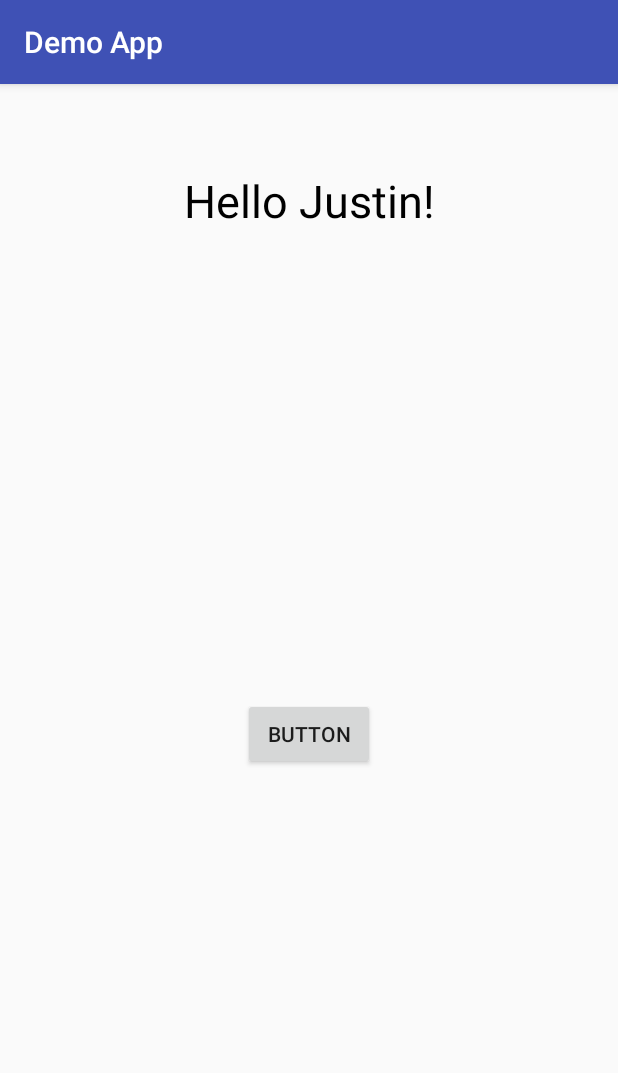
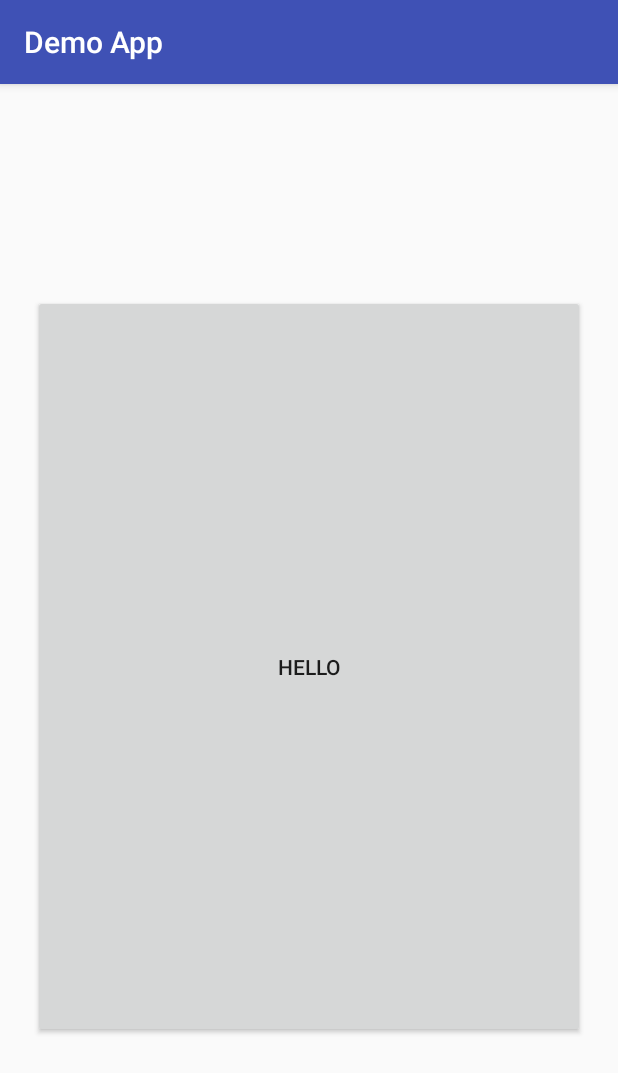
Before and after one commit to JWTappert/android-demo, an Android app: the screen it shows after launch (MainActivity), on a phone screen of 412 x 824 dp. Shown: the top 1073 px of the screen. Run offline under Robolectric (Android 15) with nearby library versions, the phone set to English and light mode, and no system bars.

Commit message:
Setting up gridview

```diff
--- a/app/src/main/res/layout/activity_main.xml
+++ b/app/src/main/res/layout/activity_main.xml
@@ -6,30 +6,34 @@
     android:layout_height="match_parent"
     tools:context="com.example.justi.demoapp.MainActivity">
 
-    <TextView
-        android:id="@+id/textView2"
-        android:layout_width="wrap_content"
-        android:layout_height="wrap_content"
-        android:text="Hello Justin!"
-        android:textColor="@android:color/background_dark"
-        android:textSize="30sp"
-        app:layout_constraintBottom_toBottomOf="parent"
-        app:layout_constraintHorizontal_bias="0.501"
-        app:layout_constraintLeft_toLeftOf="parent"
-        app:layout_constraintRight_toRightOf="parent"
-        app:layout_constraintTop_toTopOf="parent"
-        app:layout_constraintVertical_bias="0.079" />
-
-    <Button
-        android:id="@+id/button"
-        android:layout_width="wrap_content"
-        android:layout_height="wrap_content"
-        android:onClick="clickFunction"
-        android:text="Button"
+    <RelativeLayout
+        android:layout_width="368dp"
+        android:layout_height="495dp"
+        android:layout_marginTop="8dp"
         app:layout_constraintBottom_toBottomOf="parent"
         app:layout_constraintEnd_toEndOf="parent"
         app:layout_constraintHorizontal_bias="0.5"
         app:layout_constraintStart_toStartOf="parent"
-        app:layout_constraintTop_toBottomOf="@+id/textView2" />
+        app:layout_constraintTop_toTopOf="parent">
 
+        <GridLayout
+            android:layout_width="match_parent"
+            android:layout_height="match_parent"
+            android:layout_alignParentLeft="true"
+            android:layout_alignParentStart="true"
+            android:layout_alignParentTop="true">
+
+            <Button
+                android:layout_width="wrap_content"
+                android:layout_height="wrap_content"
+                android:text="Hello"
+                android:layout_column="0"
+                android:layout_row="0"
+                android:layout_columnWeight="1"
+                android:layout_rowWeight="1"
+                android:layout_gravity="fill"
+                android:id="@+id/button"/>
+        </GridLayout>
+
+    </RelativeLayout>
 </android.support.constraint.ConstraintLayout>
```
Also changed, not shown: 8 other files.
